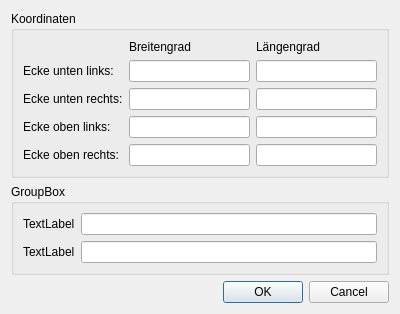
haidlcarsten/GPSTrackingSoccer, file ui/settingsdialog.ui: the form before one commit.
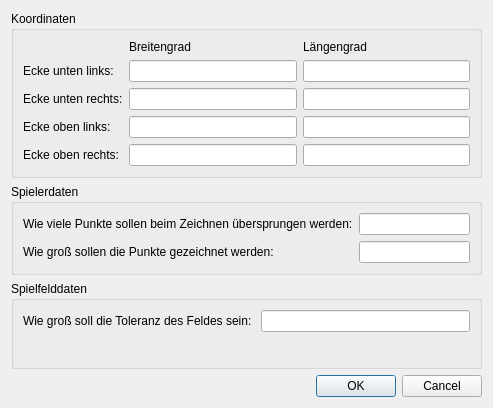
The form after the commit.

Commit message: added in settingsdialog the tolerance for the field-, added support in QSettings- added consts

Patch:
```diff
--- a/ui/settingsdialog.ui
+++ b/ui/settingsdialog.ui
@@ -6,8 +6,8 @@
    <rect>
     <x>0</x>
     <y>0</y>
-    <width>400</width>
-    <height>300</height>
+    <width>493</width>
+    <height>408</height>
    </rect>
   </property>
   <property name="windowTitle">
@@ -107,26 +107,16 @@
      </layout>
     </widget>
    </item>
-   <item row="3" column="0">
-    <widget class="QDialogButtonBox" name="buttonBox">
-     <property name="orientation">
-      <enum>Qt::Horizontal</enum>
-     </property>
-     <property name="standardButtons">
-      <set>QDialogButtonBox::Cancel|QDialogButtonBox::Ok</set>
-     </property>
-    </widget>
-   </item>
    <item row="2" column="0">
     <widget class="QGroupBox" name="grbSkipPlayerData">
      <property name="title">
-      <string>GroupBox</string>
+      <string>Spielerdaten</string>
      </property>
      <layout class="QFormLayout" name="formLayout">
       <item row="0" column="0">
        <widget class="QLabel" name="lblSkipPlayerData">
         <property name="text">
-         <string>TextLabel</string>
+         <string>Wie viele Punkte sollen beim Zeichnen übersprungen werden:</string>
         </property>
        </widget>
       </item>
@@ -136,7 +126,7 @@
       <item row="1" column="0">
        <widget class="QLabel" name="lblMarkerSize">
         <property name="text">
-         <string>TextLabel</string>
+         <string>Wie groß sollen die Punkte gezeichnet werden:</string>
         </property>
        </widget>
       </item>
@@ -146,6 +136,35 @@
      </layout>
     </widget>
    </item>
+   <item row="4" column="0">
+    <widget class="QDialogButtonBox" name="buttonBox">
+     <property name="orientation">
+      <enum>Qt::Horizontal</enum>
+     </property>
+     <property name="standardButtons">
+      <set>QDialogButtonBox::Cancel|QDialogButtonBox::Ok</set>
+     </property>
+    </widget>
+   </item>
+   <item row="3" column="0">
+    <widget class="QGroupBox" name="gbrFieldData">
+     <property name="title">
+      <string>Spielfelddaten</string>
+     </property>
+     <layout class="QFormLayout" name="formLayout_2">
+      <item row="0" column="0">
+       <widget class="QLabel" name="lblFieldDataTolerance">
+        <property name="text">
+         <string>Wie groß soll die Toleranz des Feldes sein: </string>
+        </property>
+       </widget>
+      </item>
+      <item row="0" column="1">
+       <widget class="QLineEdit" name="edFieldDataTolerance"/>
+      </item>
+     </layout>
+    </widget>
+   </item>
   </layout>
  </widget>
  <resources/>
```
The commit also changes 4 other files.
